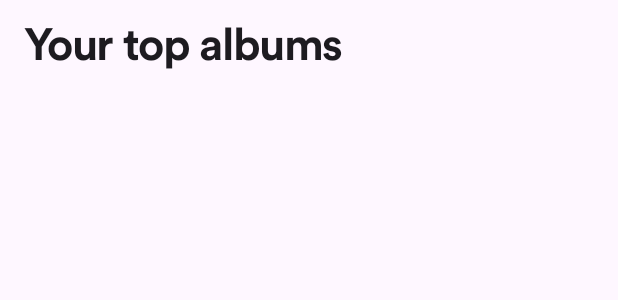
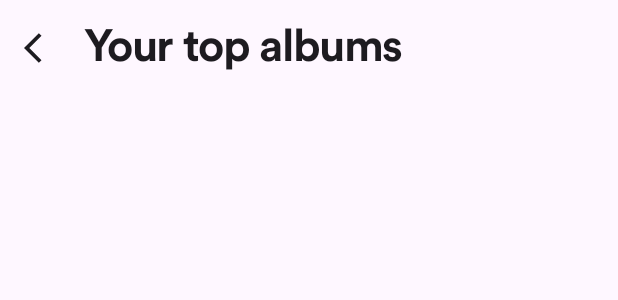
Before and after one commit to alsrb968/spotify-music, an Android app built with Jetpack Compose: the @Preview function PreviewGridScreen, on a phone screen of 412 x 824 dp. Shown: the top 300 px of the screen. Run offline under Robolectric (Android 15) with nearby library versions, the phone set to English and light mode, and no system bars; our stand-ins replace Dagger/Hilt's generated code, Shimmer, paging; pictures from the network do not load.

Commit message:
GridScreen scaffold, scollbehavior 사용

```diff
--- a/app/src/main/java/com/litbig/spotify/ui/SpotifyApp.kt
+++ b/app/src/main/java/com/litbig/spotify/ui/SpotifyApp.kt
@@ -55,7 +55,8 @@ fun SpotifyApp(
                     GridScreen(
                         navigateToList = { musicInfo ->
                             appState.navigateToList(musicInfo, backStackEntry)
-                        }
+                        },
+                        navigateBack = appState::navigateBack
                     )
                 }
 
--- a/app/src/main/java/com/litbig/spotify/ui/grid/GridScreen.kt
+++ b/app/src/main/java/com/litbig/spotify/ui/grid/GridScreen.kt
@@ -1,31 +1,35 @@
 package com.litbig.spotify.ui.grid
 
-import androidx.compose.foundation.layout.*
+import androidx.compose.foundation.layout.Arrangement
+import androidx.compose.foundation.layout.PaddingValues
+import androidx.compose.foundation.layout.fillMaxSize
+import androidx.compose.foundation.layout.padding
 import androidx.compose.foundation.lazy.grid.GridCells
 import androidx.compose.foundation.lazy.grid.LazyVerticalGrid
 import androidx.compose.foundation.lazy.grid.rememberLazyGridState
 import androidx.compose.foundation.shape.RoundedCornerShape
-import androidx.compose.material3.MaterialTheme
-import androidx.compose.material3.Text
+import androidx.compose.material.icons.Icons
+import androidx.compose.material.icons.automirrored.filled.ArrowBackIos
+import androidx.compose.material3.*
 import androidx.compose.runtime.Composable
 import androidx.compose.ui.Modifier
+import androidx.compose.ui.graphics.Color
 import androidx.compose.ui.graphics.Shape
+import androidx.compose.ui.input.nestedscroll.nestedScroll
 import androidx.compose.ui.unit.dp
 import androidx.hilt.navigation.compose.hiltViewModel
 import androidx.lifecycle.compose.collectAsStateWithLifecycle
 import androidx.paging.LoadState
-import androidx.paging.PagingData
 import androidx.paging.compose.collectAsLazyPagingItems
 import com.litbig.spotify.core.domain.model.MusicInfo
 import com.litbig.spotify.ui.theme.SpotifyTheme
 import com.litbig.spotify.ui.tooling.DevicePreviews
-import com.litbig.spotify.ui.tooling.PreviewMusicInfoPagingData
-import kotlinx.coroutines.flow.Flow
 
 @Composable
 fun GridScreen(
     viewModel: GridViewModel = hiltViewModel(),
-    navigateToList: (MusicInfo) -> Unit
+    navigateToList: (MusicInfo) -> Unit,
+    navigateBack: () -> Unit,
 ) {
     val state = viewModel.state.collectAsStateWithLifecycle()
 
@@ -39,10 +43,12 @@ fun GridScreen(
     GridScreen(
         title = title,
         uiState = state.value,
-        navigateToList = navigateToList
+        navigateToList = navigateToList,
+        navigateBack = navigateBack,
     )
 }
 
+@OptIn(ExperimentalMaterial3Api::class)
 @Composable
 fun GridScreen(
     modifier: Modifier = Modifier,
@@ -50,45 +56,47 @@ fun GridScreen(
     title: String,
     uiState: GridUiState,
     navigateToList: (MusicInfo) -> Unit,
+    navigateBack: () -> Unit,
 ) {
-    Column(
+    val scrollBehavior = TopAppBarDefaults.enterAlwaysScrollBehavior()
+
+    Scaffold(
         modifier = modifier
             .fillMaxSize(),
-    ) {
-        Box(
-            modifier = Modifier
-                .fillMaxWidth()
-                .padding(16.dp)
-        ) {
+        topBar = {
+            TopAppBar(
+                title = {
                     Text(
                         text = title,
                         style = MaterialTheme.typography.headlineMedium,
                         color = MaterialTheme.colorScheme.onSurface
                     )
-        }
-
-        GridDisplay(
-            shape = shape,
-            pagingDataFlow = uiState.paging,
-            navigateToList = navigateToList
+                },
+                navigationIcon = {
+                    IconButton(onClick = navigateBack) {
+                        Icon(
+                            imageVector = Icons.AutoMirrored.Filled.ArrowBackIos,
+                            contentDescription = "Back"
                         )
                     }
+                },
+                scrollBehavior = scrollBehavior,
+                colors = TopAppBarDefaults.topAppBarColors(
+                    containerColor = MaterialTheme.colorScheme.background,
+                    scrolledContainerColor = Color.Transparent,
+                )
+            )
         }
-
-@Composable
-fun GridDisplay(
-    modifier: Modifier = Modifier,
-    shape: Shape = RoundedCornerShape(4.dp),
-    pagingDataFlow: Flow<PagingData<MusicInfo>>,
-    navigateToList: (MusicInfo) -> Unit,
-) {
-    val pagingItems = pagingDataFlow.collectAsLazyPagingItems()
+    ) { paddingValues ->
+        val pagingItems = uiState.paging.collectAsLazyPagingItems()
 
         val isLoading = pagingItems.loadState.refresh is LoadState.Loading
 
         LazyVerticalGrid(
             modifier = modifier
-            .fillMaxSize(),
+                .fillMaxSize()
+                .padding(paddingValues)
+                .nestedScroll(scrollBehavior.nestedScrollConnection),
             state = rememberLazyGridState(),
             columns = GridCells.Fixed(4),
             contentPadding = PaddingValues(15.dp),
@@ -113,6 +121,7 @@ fun GridDisplay(
             }
         }
     }
+}
 
 @DevicePreviews
 @Composable
@@ -121,18 +130,8 @@ fun PreviewGridScreen() {
         GridScreen(
             title = "Your top albums",
             uiState = GridUiState(),
-            navigateToList = {}
+            navigateToList = {},
+            navigateBack = {},
         )
     }
 }
-
-@DevicePreviews
-@Composable
-fun PreviewGridDisplay() {
-    SpotifyTheme {
-        GridDisplay(
-            pagingDataFlow = PreviewMusicInfoPagingData,
-            navigateToList = {}
-        )
-    }
-}
```
Lines whose indentation alone changed are shown as unchanged.
